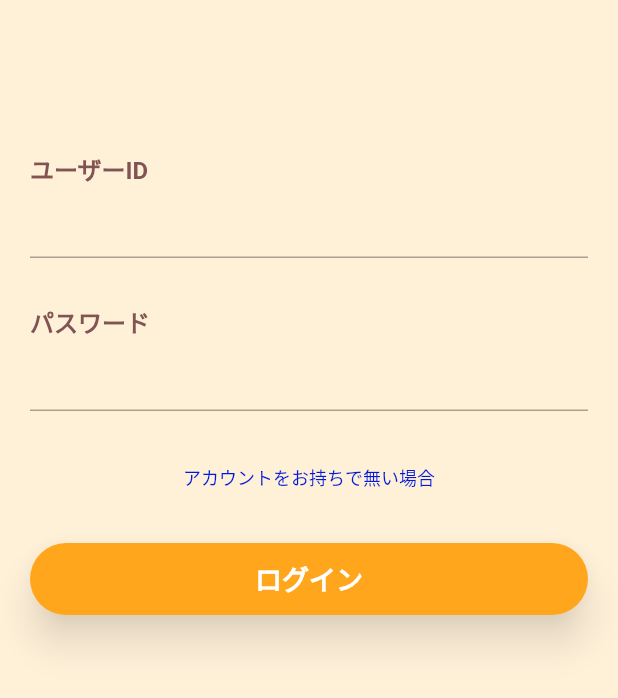
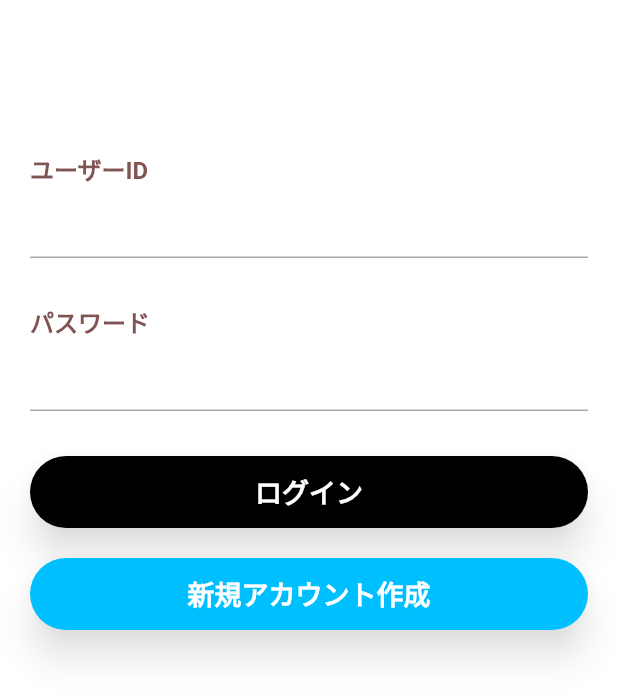
Before and after one commit to CIRF-APP/cirf_subscribe_app, a Flutter app: the screen it shows after launch, on a phone screen of 412 x 824 dp. Shown: the top 698 px of the screen. Run offline on Flutter 3.47's test engine with Material 2 defaults, Android fonts, the phone set to English and light mode, and no system bars; our stand-ins replace dotted_line, hive_flutter, just_audio, rxdart; missing offline and left inert: amplify_auth_cognito, amplify_flutter, auto_size_text_pk; accounts and stored records are empty; statements that could not run were skipped.

Commit message:
ログイン関連調整

```diff
--- a/lib/Bloc/sign_up_bloc.dart
+++ b/lib/Bloc/sign_up_bloc.dart
@@ -22,7 +22,6 @@ class SignUpBloc {
   // サインアップの結果を返す処理
   Future<SignUpFlowStatus?> fetchSignUpResult(SignUpCredentials? credentials) async {
     final AuthService service = AuthService();
-    print(credentials);
     if (credentials == null) {
       return null;
     } else {
@@ -33,7 +32,6 @@ class SignUpBloc {
   // 入力項目を渡す処理
   void sinkSignUpData() {
     inputController.listen((SignUpCredentials value) {
-      print('sinkSignUpData ${value.username}');
       sendController.sink.add(value);
     });
   }
--- a/lib/Service/auth_service.dart
+++ b/lib/Service/auth_service.dart
@@ -110,7 +110,7 @@ class AuthService {
         }
       }
     } on Exception catch (e) {
-      print(e.toString());
+      // print(e.toString());
       return AuthFlowStatus.error;
     }
   }
--- a/lib/View/Organism/music_page_modal.dart
+++ b/lib/View/Organism/music_page_modal.dart
@@ -18,7 +18,6 @@ class MusicPage extends StatelessWidget {
 
     return GestureDetector(
       onVerticalDragEnd: (DragEndDetails? details) {
-        print('onVerticalDragEnd');
       },
       child: Container(
         margin: const EdgeInsets.only(top: 64),
--- a/lib/View/Page/confirm_verification_page.dart
+++ b/lib/View/Page/confirm_verification_page.dart
@@ -43,7 +43,7 @@ class _VerificationPageState extends State<VerificationPage> {
       body: GestureDetector(
         onTap: () => FocusScope.of(context).unfocus(),
         child: Container(
-          color: HexColor('#FFF0D8'),
+          color: HexColor('#FFFFFF'),
           height: displayHeight,
           child: Container(
             margin: const EdgeInsets.only(left: 20, right: 20, bottom: 20),
@@ -98,7 +98,7 @@ class _VerificationPageState extends State<VerificationPage> {
                                       if (status == true) {
                                         switch (verificationResult.data) {
                                           case VerificationFlowStatus.success:
-                                            Navigator.of(context).pushNamed('/top');
+                                            Navigator.of(context).pushReplacementNamed('/top');
                                             break;
                                           case VerificationFlowStatus.fail:
                                             print('失敗してしもたわ');
@@ -111,7 +111,7 @@ class _VerificationPageState extends State<VerificationPage> {
                                       textSize: 18,
                                       height: 48,
                                       width: displayWidth - 40,
-                                      btnColor: HexColor('#FFA61C'),
+                                      btnColor: HexColor('#000000'),
                                       textColor: HexColor('#FFFFFF'),
                                       onPressed: () async {
                                         // 遷移先判別を行うために"true"へ変更
--- a/lib/View/Page/login_page.dart
+++ b/lib/View/Page/login_page.dart
@@ -1,4 +1,3 @@
-
 import 'package:cirf_subscription_app/Bloc/login_bloc.dart';
 import 'package:cirf_subscription_app/Common/enum_set.dart';
 import 'package:cirf_subscription_app/Common/hex_color.dart';
@@ -42,7 +41,7 @@ class _LoginPageState extends State<LoginPage> {
       body: GestureDetector(
         onTap: () => FocusScope.of(context).unfocus(),
         child: Container(
-          color: HexColor('#FFF0D8'),
+          color: HexColor('#FFFFFF'),
           height: displayHeight,
           child: Container(
             margin: const EdgeInsets.only(left: 20, right: 20, bottom: 20),
@@ -76,22 +75,7 @@ class _LoginPageState extends State<LoginPage> {
                         isMask: true,
                       ),
                       const SizedBox(
-                        height: 20,
-                      ),
-                      Center(
-                        child: TextButton(
-                          onPressed: () {
-                            Navigator.of(context).pushNamed('/sign_up');
-                          },
-                          child: FixedText(
-                            size: 12,
-                            text: 'アカウントをお持ちで無い場合',
-                            color: HexColor('#0019DB'),
-                          ),
-                        ),
-                      ),
-                      const SizedBox(
-                        height: 20,
+                        height: 30,
                       ),
                       StreamBuilder<LoginCredentials>(
                         stream: loginBloc.loginStateAction,
@@ -219,7 +203,7 @@ class _LoginPageState extends State<LoginPage> {
                                   textSize: 18,
                                   height: 48,
                                   width: displayWidth - 40,
-                                  btnColor: HexColor('#FFA61C'),
+                                  btnColor: HexColor('#000000'),
                                   textColor: HexColor('#FFFFFF'),
                                   onPressed: () async {
                                     // 遷移先判別を行うために"true"へ変更
@@ -243,6 +227,20 @@ class _LoginPageState extends State<LoginPage> {
                           );
                         },
                       ),
+                      const SizedBox(
+                        height: 20,
+                      ),
+                      ProgressButton(
+                        text: '新規アカウント作成',
+                        textSize: 18,
+                        height: 48,
+                        width: displayWidth - 40,
+                        btnColor: HexColor('#00BFFF'),
+                        textColor: HexColor('#FFFFFF'),
+                        onPressed: () async {
+                          Navigator.of(context).pushNamed('/sign_up');
+                        },
+                      ),
                     ],
                   ),
                 ),
```
Also changed, not shown: lib/View/Page/sign_up_page.dart (+10 -22 lines).
